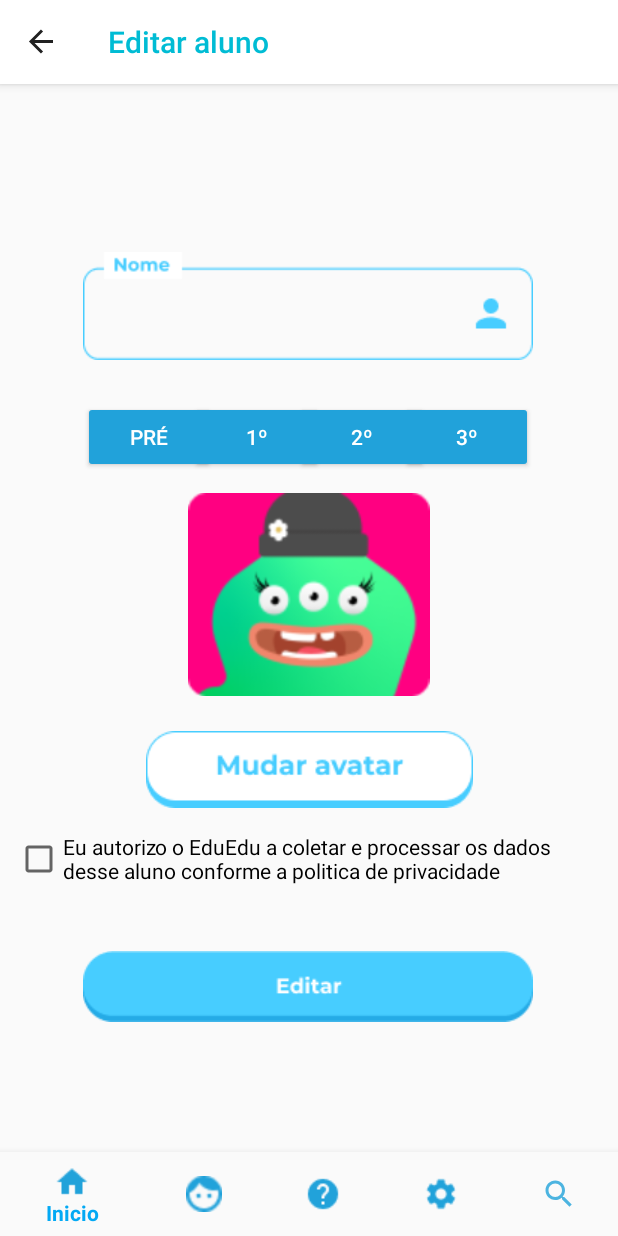
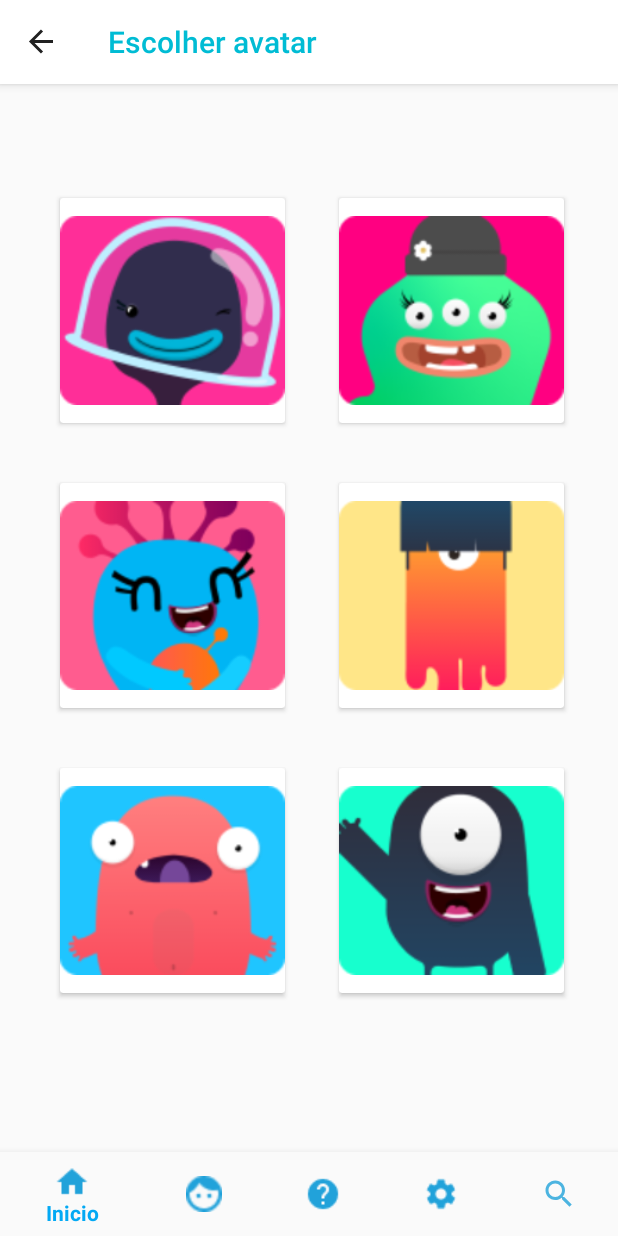
Before and after one commit to Brunostd/Edu_TesteAndroid, an Android app: the EditarAlunoFragment screen opened through its navigation route, after a tap on an icon or button, on a phone screen of 412 x 824 dp. Run offline under Robolectric (Android 15) with nearby library versions, the phone set to English and light mode, and no system bars; our stand-ins replace Firebase (no records; nobody signed in at launch, a user with empty details on screens opened directly), Picasso, navigation-ui.

Commit message:
Começando a tela editar avatar

```diff
--- a/app/src/main/java/com/deny/eduedu/ui/dashboard/DashboardFragment.kt
+++ b/app/src/main/java/com/deny/eduedu/ui/dashboard/DashboardFragment.kt
@@ -72,10 +72,12 @@ class DashboardFragment : Fragment() {
 
                     val result3 = listAlunos[position].nome
                     val result4 = listAlunos[position].anoEscolar
+                    val resultAvatar = listAlunos[position].avatar
                     var bundle2: Bundle = Bundle()
                     // Use the Kotlin extension in the fragment-ktx artifact
                     setFragmentResult("requestKey3", bundleOf("bundleKey3" to result3))
                     setFragmentResult("requestKey4", bundleOf("bundleKey4" to result4))
+                    setFragmentResult("requestKey7", bundleOf("bundleKeyAvatar" to resultAvatar,))
 
                     listAlunos.set(position, aluno)
                     alunosAdapter2.notifyItemChanged(position)
--- a/app/src/main/java/com/deny/eduedu/ui/editarAluno/EditarAlunoFragment.kt
+++ b/app/src/main/java/com/deny/eduedu/ui/editarAluno/EditarAlunoFragment.kt
@@ -42,6 +42,7 @@ class EditarAlunoFragment : Fragment() {
 
     var auxNome: String = ""
     var auxAnoEscolar: String = ""
+    var recebeImagem: Int = R.drawable.avatar2
 
     val storage = Firebase.storage
 
@@ -72,23 +73,13 @@ class EditarAlunoFragment : Fragment() {
         var databaseReference: DatabaseReference = FirebaseDatabase.getInstance().reference
 
         recuperarEnvio()
+        recuperarEdicao()
 
         binding.imageViewEditar.setOnClickListener( View.OnClickListener {
-            val storageRef = storage.reference
-            val avatarRef = storageRef.child("images/zig.png")
-                .downloadUrl.addOnSuccessListener {
-                    /*UTILIZANDO O PICASSO PARA ALTERAÇÃO DA IMAGEM
-                Picasso.get().load(it).into(binding.imageViewEditar)
-                     */
+            Navigation.findNavController(root)
+                .navigate(R.id.action_editarAlunoFragment_to_editarImagemFragment)
+        })
 
-                    // E AGORA UTILIZANDO O GLIDE
-                    Glide.with(this).load(it).into(binding.imageViewEditar)
-
-            }.addOnFailureListener {
-
-                }
-
-        })
         binding.imageButtonEditar.setOnClickListener(View.OnClickListener {
             if (binding.checkBoxEditar.isChecked) {
                 if (!binding.editTextEditarAluno.toString().isEmpty() && !auxRecebeAnoEscolar.isEmpty()) {
@@ -171,6 +162,7 @@ class EditarAlunoFragment : Fragment() {
                             }
                         })
 
+
                     //Aqui se tudo deu certo o coroutine vai fazer um navigation para a tela alunos
                     //Com a mesma tela atualizada
                     coroutineVoltarTelaAlunos(root)
@@ -183,6 +175,14 @@ class EditarAlunoFragment : Fragment() {
         })
 
         return root
+    }
+
+    fun recuperarEdicao(){
+        setFragmentResultListener("requestKey6"){requestKey, bundle ->
+            val result6 = bundle.getInt("bundleKey6")
+            recebeImagem = result6
+            Glide.with(this).load(recebeImagem).into(binding.imageViewEditar)
+        }
     }
 
     fun coroutineVoltarTelaAlunos(view: View) = runBlocking {
@@ -206,6 +206,10 @@ class EditarAlunoFragment : Fragment() {
         setFragmentResultListener("requestKey4"){requestKey, bundle ->
             val result4 = bundle.getString("bundleKey4")
             auxAnoEscolar = result4.toString()
+        }
+        setFragmentResultListener("requestKey7"){requestKey, bundle ->
+            val result7 = bundle.getInt("bundleKey7")
+            recebeImagem = result7
         }
     }
 
--- /dev/null
+++ b/app/src/main/java/com/deny/eduedu/ui/editarImagem/EditarImagemFragment.kt
@@ -0,0 +1,109 @@
+package com.deny.eduedu.ui.editarImagem
+
+import android.content.Context
+import androidx.lifecycle.ViewModelProvider
+import android.os.Bundle
+import androidx.fragment.app.Fragment
+import android.view.LayoutInflater
+import android.view.View
+import android.view.ViewGroup
+import androidx.appcompat.app.AppCompatActivity
+import androidx.core.os.bundleOf
+import androidx.fragment.app.setFragmentResult
+import androidx.navigation.Navigation
+import androidx.recyclerview.widget.GridLayoutManager
+import androidx.recyclerview.widget.RecyclerView
+import com.deny.eduedu.R
+import com.deny.eduedu.adapter.ImagemAdapter
+import com.deny.eduedu.databinding.EditarImagemFragmentBinding
+import com.deny.eduedu.databinding.EscolherImagemFragmentBinding
+import com.deny.eduedu.helper.RecyclerItemClickListener
+import com.deny.eduedu.model.Imagem
+import com.deny.eduedu.ui.escolherImagem.EscolherImagemViewModel
+import com.google.firebase.ktx.Firebase
+import com.google.firebase.storage.ktx.storage
+
+class EditarImagemFragment : Fragment() {
+
+    private lateinit var editarImagemViewModel: EditarImagemViewModel
+    private var _binding: EditarImagemFragmentBinding? = null
+    private var listaImagem: MutableList<Imagem> = ArrayList<Imagem>()
+    lateinit var imagem: Imagem
+
+    val storage = Firebase.storage
+
+    override fun onAttach(context: Context) {
+        super.onAttach(context)
+        (context as AppCompatActivity).supportActionBar!!.title = "Escolher avatar"
+    }
+
+    private val binding get() = _binding!!
+
+    override fun onCreateView(
+        inflater: LayoutInflater,
+        container: ViewGroup?,
+        savedInstanceState: Bundle?
+    ): View? {
+        editarImagemViewModel =
+            ViewModelProvider(this).get(EditarImagemViewModel::class.java)
+
+        _binding = EditarImagemFragmentBinding.inflate(inflater, container, false)
+        val root: View = binding.root
+
+
+        consultarImagems()
+
+        binding.recyclerViewEditarImagem.adapter = ImagemAdapter(listaImagem)
+        binding.recyclerViewEditarImagem.layoutManager = GridLayoutManager(context, 2)
+
+        var recyclerView: RecyclerView = binding.recyclerViewEditarImagem
+
+        recyclerView.addOnItemTouchListener(
+            RecyclerItemClickListener(context, recyclerView, object :
+                RecyclerItemClickListener.OnItemClickListener {
+                override fun onItemClick(view: View, position: Int) {
+
+                    val result6 = listaImagem[position].escolherImagem
+                    var bundle: Bundle = Bundle()
+                    // Use the Kotlin extension in the fragment-ktx artifact
+                    setFragmentResult("requestKey6", bundleOf("bundleKey6" to result6))
+
+                    Navigation.findNavController(root).navigate(R.id.action_editarImagemFragment_to_editarAlunoFragment)
+
+                }
+
+                override fun onLongItemClick(view: View, position: Int) {
+
+                }
+            })
+        )
+        return root
+    }
+
+    fun consultarImagems(){
+
+        imagem = Imagem(R.drawable.avatar1)
+        listaImagem.add(imagem)
+
+        imagem = Imagem(R.drawable.avatar2)
+        listaImagem.add(imagem)
+
+        imagem = Imagem(R.drawable.avatar3)
+        listaImagem.add(imagem)
+
+        imagem = Imagem(R.drawable.avatar4)
+        listaImagem.add(imagem)
+
+        imagem = Imagem(R.drawable.avatar5)
+        listaImagem.add(imagem)
+
+        imagem = Imagem(R.drawable.avatar6)
+        listaImagem.add(imagem)
+
+    }
+
+    override fun onDestroyView() {
+        super.onDestroyView()
+        _binding = null
+    }
+}
--- /dev/null
+++ b/app/src/main/java/com/deny/eduedu/ui/editarImagem/EditarImagemViewModel.kt
@@ -0,0 +1,7 @@
+package com.deny.eduedu.ui.editarImagem
+
+import androidx.lifecycle.ViewModel
+
+class EditarImagemViewModel : ViewModel() {
+    // TODO: Implement the ViewModel
+}
--- /dev/null
+++ b/app/src/main/res/layout/editar_imagem_fragment.xml
@@ -0,0 +1,19 @@
+<?xml version="1.0" encoding="utf-8"?>
+<androidx.constraintlayout.widget.ConstraintLayout xmlns:android="http://schemas.android.com/apk/res/android"
+    xmlns:app="http://schemas.android.com/apk/res-auto"
+    xmlns:tools="http://schemas.android.com/tools"
+    android:layout_width="match_parent"
+    android:layout_height="match_parent"
+    tools:context=".ui.editarImagem.EditarImagemFragment">
+
+    <androidx.recyclerview.widget.RecyclerView
+        android:id="@+id/recyclerViewEditarImagem"
+        android:layout_width="0dp"
+        android:layout_height="0dp"
+        android:layout_marginStart="20dp"
+        android:layout_marginEnd="20dp"
+        app:layout_constraintBottom_toBottomOf="parent"
+        app:layout_constraintEnd_toEndOf="parent"
+        app:layout_constraintStart_toStartOf="parent"
+        app:layout_constraintTop_toTopOf="parent" />
+</androidx.constraintlayout.widget.ConstraintLayout>
--- a/app/src/main/res/navigation/mobile_navigation.xml
+++ b/app/src/main/res/navigation/mobile_navigation.xml
@@ -141,6 +141,9 @@
             app:exitAnim="@anim/nav_default_exit_anim"
             app:popEnterAnim="@anim/nav_default_pop_enter_anim"
             app:popExitAnim="@anim/nav_default_pop_exit_anim" />
+        <action
+            android:id="@+id/action_editarAlunoFragment_to_editarImagemFragment"
+            app:destination="@id/editarImagemFragment" />
     </fragment>
     <activity
         android:id="@+id/mainActivity"
@@ -156,5 +159,14 @@
             android:id="@+id/action_escolherImagemFragment_to_addAlunoFragment2"
             app:destination="@id/addAlunoFragment2" />
     </fragment>
+    <fragment
+        android:id="@+id/editarImagemFragment"
+        android:name="com.deny.eduedu.ui.editarImagem.EditarImagemFragment"
+        android:label="editar_imagem_fragment"
+        tools:layout="@layout/editar_imagem_fragment" >
+        <action
+            android:id="@+id/action_editarImagemFragment_to_editarAlunoFragment"
+            app:destination="@id/editarAlunoFragment" />
+    </fragment>
 
 </navigation>
```
